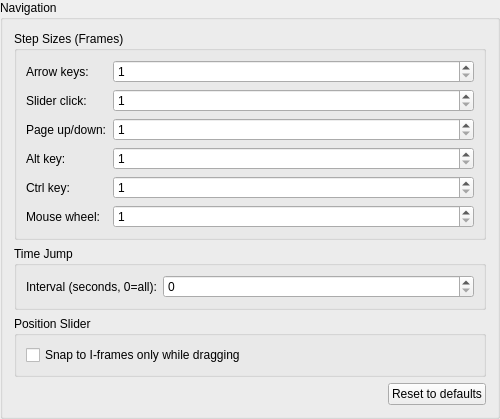
Old version of the form ui/ttcutsettingsnavigation.ui in the repository MINIXJR/TTCut-ng.
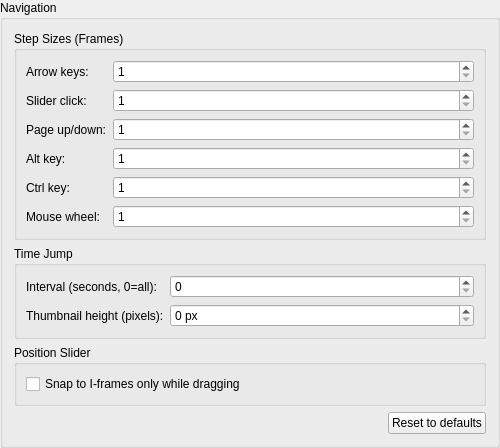
New version of the form.

Commit message: Make the quick-jump thumbnail height configurable

Diff of the .ui file:
```diff
--- a/ui/ttcutsettingsnavigation.ui
+++ b/ui/ttcutsettingsnavigation.ui
@@ -109,6 +109,22 @@
         <property name="toolTip"><string>Interval for the Time Jump dialog, in seconds.</string></property>
        </widget>
       </item>
+      <item row="1" column="0">
+       <widget class="QLabel" name="laQJThumbHeight">
+        <property name="text"><string>Thumbnail height (pixels):</string></property>
+        <property name="toolTip"><string>Height of the preview images in the Time Jump dialog. The width follows the video's aspect ratio. Larger images mean fewer of them per page.</string></property>
+       </widget>
+      </item>
+      <item row="1" column="1">
+       <widget class="QSpinBox" name="sbQuickJumpThumbHeight">
+        <!-- Range is set in TTCutSettingsNavigation::setTabData() from
+             TTSettings::kQuickJumpThumbHeight{Min,Max} so the bound exists
+             in exactly one place. Do not add minimum/maximum here. -->
+        <property name="singleStep"><number>10</number></property>
+        <property name="suffix"><string> px</string></property>
+        <property name="toolTip"><string>Height of the preview images in the Time Jump dialog. The width follows the video's aspect ratio. Larger images mean fewer of them per page.</string></property>
+       </widget>
+      </item>
      </layout>
     </widget>
    </item>
```
The commit also changes 7 other files.
